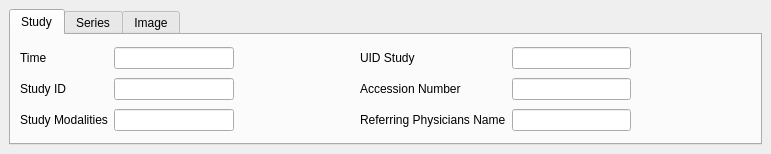
Qt form starviewer/src/inputoutput/qadvancedsearchwidgetbase.ui (starviewer-medical/starviewer) before a commit.
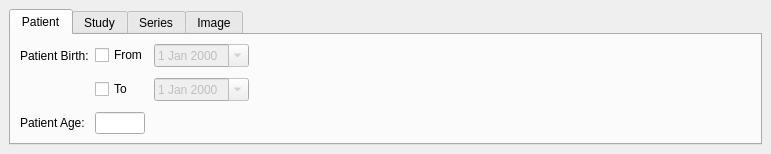
The same form after that commit.

Diff of the .ui file:
```diff
--- a/starviewer/src/inputoutput/qadvancedsearchwidgetbase.ui
+++ b/starviewer/src/inputoutput/qadvancedsearchwidgetbase.ui
@@ -13,14 +13,14 @@
   <property name="windowTitle">
    <string>Advanced search</string>
   </property>
-  <layout class="QGridLayout">
-   <property name="margin">
-    <number>9</number>
-   </property>
+  <layout class="QVBoxLayout" name="verticalLayout">
    <property name="spacing">
     <number>6</number>
    </property>
-   <item row="0" column="0">
+   <property name="margin">
+    <number>9</number>
+   </property>
+   <item>
     <widget class="QTabWidget" name="m_qwidgetAdvancedSearch">
      <property name="sizePolicy">
       <sizepolicy hsizetype="Expanding" vsizetype="Minimum">
@@ -31,6 +31,153 @@
      <property name="currentIndex">
       <number>0</number>
      </property>
+     <widget class="QWidget" name="m_advancedSearchPatient">
+      <attribute name="title">
+       <string>Patient</string>
+      </attribute>
+      <layout class="QFormLayout" name="formLayout">
+       <item row="0" column="0">
+        <layout class="QGridLayout" name="gridLayout">
+         <item row="0" column="0">
+          <widget class="QLabel" name="label_14">
+           <property name="text">
+            <string>Patient Birth:</string>
+           </property>
+          </widget>
+         </item>
+         <item row="0" column="1">
+          <layout class="QHBoxLayout" name="horizontalLayout">
+           <item>
+            <widget class="QCheckBox" name="m_fromPatientBirthCheckBox">
+             <property name="enabled">
+              <bool>true</bool>
+             </property>
+             <property name="text">
+              <string>From</string>
+             </property>
+            </widget>
+           </item>
+           <item>
+            <widget class="QDateEdit" name="m_fromPatientBirth">
+             <property name="enabled">
+              <bool>false</bool>
+             </property>
+             <property name="minimumSize">
+              <size>
+               <width>0</width>
+               <height>20</height>
+              </size>
+             </property>
+             <property name="wrapping">
+              <bool>false</bool>
+             </property>
+             <property name="buttonSymbols">
+              <enum>QAbstractSpinBox::UpDownArrows</enum>
+             </property>
+             <property name="maximumDate">
+              <date>
+               <year>2100</year>
+               <month>12</month>
+               <day>31</day>
+              </date>
+             </property>
+             <property name="calendarPopup">
+              <bool>true</bool>
+             </property>
+            </widget>
+           </item>
+          </layout>
+         </item>
+         <item row="1" column="0">
+          <spacer name="verticalSpacer">
+           <property name="orientation">
+            <enum>Qt::Vertical</enum>
+           </property>
+           <property name="sizeHint" stdset="0">
+            <size>
+             <width>20</width>
+             <height>18</height>
+            </size>
+           </property>
+          </spacer>
+         </item>
+         <item row="1" column="1">
+          <layout class="QHBoxLayout" name="horizontalLayout_2">
+           <item>
+            <widget class="QCheckBox" name="m_toPatientBirthCheckBox">
+             <property name="enabled">
+              <bool>true</bool>
+             </property>
+             <property name="text">
+              <string>To</string>
+             </property>
+            </widget>
+           </item>
+           <item>
+            <widget class="QDateEdit" name="m_toPatientBirth">
+             <property name="enabled">
+              <bool>false</bool>
+             </property>
+             <property name="minimumSize">
+              <size>
+               <width>0</width>
+               <height>20</height>
+              </size>
+             </property>
+             <property name="maximumDate">
+              <date>
+               <year>2100</year>
+               <month>12</month>
+               <day>31</day>
+              </date>
+             </property>
+             <property name="currentSection">
+              <enum>QDateTimeEdit::DaySection</enum>
+             </property>
+             <property name="calendarPopup">
+              <bool>true</bool>
+             </property>
+            </widget>
+           </item>
+          </layout>
+         </item>
+         <item row="2" column="0">
+          <widget class="QLabel" name="label_15">
+           <property name="text">
+            <string>Patient Age:</string>
+           </property>
+          </widget>
+         </item>
+         <item row="2" column="1">
+          <widget class="QLineEdit" name="m_patientAge">
+           <property name="maximumSize">
+            <size>
+             <width>50</width>
+             <height>16777215</height>
+            </size>
+           </property>
+           <property name="maxLength">
+            <number>3</number>
+           </property>
+          </widget>
+         </item>
+        </layout>
+       </item>
+       <item row="0" column="1">
+        <spacer name="horizontalSpacer">
+         <property name="orientation">
+          <enum>Qt::Horizontal</enum>
+         </property>
+         <property name="sizeHint" stdset="0">
+          <size>
+           <width>511</width>
+           <height>75</height>
+          </size>
+         </property>
+        </spacer>
+       </item>
+      </layout>
+     </widget>
      <widget class="QWidget" name="m_advancedSearchStudy">
       <attribute name="title">
        <string>Study</string>
```
Left out of the diff: 3 changed lines with no effect on the pictures.
